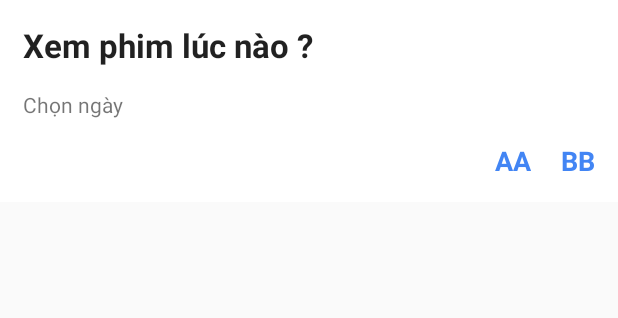
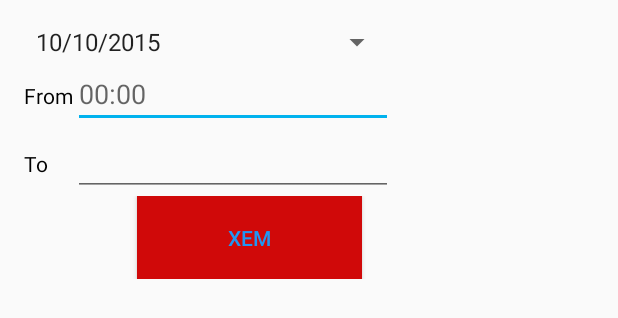
Before and after one commit to DatHT/FilmHCI, an Android app: the layout tab_search.xml on its own in the app's theme, with its tools: preview values and no code run, on a phone screen of 412 x 824 dp. Shown: the top 318 px of the screen. Run offline under Robolectric (Android 15) with nearby library versions, the phone set to English and light mode, and no system bars.

Commit message:
Add search layout

```diff
--- a/app/build.gradle
+++ b/app/build.gradle
@@ -6,7 +6,7 @@ android {
 
     defaultConfig {
         applicationId "com.fpt.hci.activity"
-        minSdkVersion 21
+        minSdkVersion 19
         targetSdkVersion 23
         versionCode 1
         versionName "1.0"
--- a/app/src/main/java/com/fpt/hci/adapter/ViewPageAdapter.java
+++ b/app/src/main/java/com/fpt/hci/adapter/ViewPageAdapter.java
@@ -5,7 +5,6 @@ import android.support.v4.app.FragmentManager;
 import android.support.v4.app.FragmentStatePagerAdapter;
 
 import com.fpt.hci.tabs.TabFilm;
-import com.fpt.hci.tabs.TabPromotion;
 import com.fpt.hci.tabs.TabSearch;
 
 /**
@@ -27,12 +26,9 @@ public class ViewPageAdapter extends FragmentStatePagerAdapter {
         if (position == 0) {
             TabFilm film = new TabFilm();
             return film;
-        }else if (position == 1) {
+        }else {
             TabSearch tabSearch = new TabSearch();
             return tabSearch;
-        }else {
-            TabPromotion tabPromotion = new TabPromotion();
-            return tabPromotion;
         }
 
     }
--- a/app/src/main/java/com/fpt/hci/tabs/TabPromotion.java
+++ /dev/null
@@ -1,21 +0,0 @@
-package com.fpt.hci.tabs;
-
-import android.os.Bundle;
-import android.support.annotation.Nullable;
-import android.support.v4.app.Fragment;
-import android.view.LayoutInflater;
-import android.view.View;
-import android.view.ViewGroup;
-
-import com.fpt.hci.activity.R;
-
-/**
- * Created by Daniel on 9/24/2015.
- */
-public class TabPromotion extends Fragment {
-    @Override
-    public View onCreateView(LayoutInflater inflater, @Nullable ViewGroup container, @Nullable Bundle savedInstanceState) {
-        View v = inflater.inflate(R.layout.tab_promotion, container, false);
-        return v;
-    }
-}
--- a/app/src/main/java/com/fpt/hci/tabs/TabSearch.java
+++ b/app/src/main/java/com/fpt/hci/tabs/TabSearch.java
@@ -1,11 +1,17 @@
 package com.fpt.hci.tabs;
 
+import android.app.ActionBar;
+import android.app.FragmentTransaction;
+import android.app.TabActivity;
+import android.content.Intent;
 import android.os.Bundle;
 import android.support.annotation.Nullable;
 import android.support.v4.app.Fragment;
 import android.view.LayoutInflater;
 import android.view.View;
 import android.view.ViewGroup;
+import android.widget.Button;
+import android.widget.TabHost;
 
 import com.fpt.hci.activity.R;
 
@@ -14,9 +20,17 @@ import com.fpt.hci.activity.R;
  */
 public class TabSearch extends Fragment {
 
+    Button btnSubmit;
     @Override
     public View onCreateView(LayoutInflater inflater, @Nullable ViewGroup container, @Nullable Bundle savedInstanceState) {
         View v = inflater.inflate(R.layout.tab_search, container, false);
+        btnSubmit = (Button) v.findViewById(R.id.btnSubmit);
+        btnSubmit.setOnClickListener(new View.OnClickListener() {
+            @Override
+            public void onClick(View v) {
+
+            }
+        });
         return v;
     }
 }
--- a/app/src/main/res/layout/tab_promotion.xml
+++ /dev/null
@@ -1,15 +0,0 @@
-<?xml version="1.0" encoding="utf-8"?>
-<RelativeLayout xmlns:android="http://schemas.android.com/apk/res/android"
-    android:layout_width="match_parent"
-    android:layout_height="match_parent">
-
-    <TextView
-        android:layout_width="wrap_content"
-        android:layout_height="wrap_content"
-        android:textAppearance="?android:attr/textAppearanceMedium"
-        android:text="You Are In Tab 3"
-        android:id="@+id/textView3"
-        android:layout_centerVertical="true"
-        android:layout_centerHorizontal="true" />
-
-</RelativeLayout>
--- a/app/src/main/res/layout/tab_search.xml
+++ b/app/src/main/res/layout/tab_search.xml
@@ -1,51 +1,110 @@
-<?xml version="1.0" encoding="utf-8"?>
-<LinearLayout xmlns:android="http://schemas.android.com/apk/res/android"
+<RelativeLayout xmlns:android="http://schemas.android.com/apk/res/android"
+    xmlns:tools="http://schemas.android.com/tools"
+    android:layout_width="match_parent"
+    android:layout_height="match_parent"
+    android:paddingBottom="@dimen/activity_vertical_margin"
+    android:paddingLeft="@dimen/activity_horizontal_margin"
+    android:paddingRight="@dimen/activity_horizontal_margin"
+    android:paddingTop="@dimen/activity_vertical_margin"
+
+    tools:context=".MainActivity">
+
+    <LinearLayout
+        android:layout_width="match_parent"
+        android:layout_height="match_parent"
+        android:layout_alignParentStart="true"
+        android:layout_alignParentTop="true"
+        android:orientation="vertical">
+
+        <TableLayout
+            android:layout_width="match_parent"
+            android:layout_height="wrap_content">
+
+            <TableRow
+                android:layout_width="wrap_content"
+                android:layout_height="wrap_content">
+
+                <Spinner
+                    android:id="@+id/currentDate"
+                    android:layout_width="match_parent"
+                    android:layout_height="fill_parent"
+                    android:layout_column="0"
+                    android:layout_span="2"
+                    android:entries="@array/date"/>
+
+            </TableRow>
+
+            <TableRow
+                android:layout_width="wrap_content"
+                android:layout_height="wrap_content">
+
+                <TextView
+                    android:layout_width="wrap_content"
+                    android:layout_height="wrap_content"
+                    android:text="From"
+                    android:textColor="@android:color/black"
+                    android:elevation="5dp"/>
+
+
+                <EditText android:id="@+id/input_email"
                     android:layout_width="match_parent"
                     android:layout_height="wrap_content"
-    android:orientation="vertical"
-    android:background="#ffffff"
-    android:padding="15dp" >
+
+                    android:hint="00:00" />
+
+
+            </TableRow>
+
+            <TableRow
+                android:layout_width="wrap_content"
+                android:layout_height="wrap_content">
 
                 <TextView
-        android:id="@+id/tvTitle"
                     android:layout_width="wrap_content"
                     android:layout_height="wrap_content"
-        android:text="Xem phim lúc nào ?"
-        android:textStyle="bold"
-        android:textAppearance="?android:attr/textAppearanceLarge" />
+                    android:text="To"
+                    android:textColor="@android:color/black"
+                    android:elevation="5dp"/>
 
-    <TextView
-        android:id="@+id/tvMessage"
+                <EditText
+                    android:id="@+id/txtTimeTo"
                     android:layout_width="wrap_content"
                     android:layout_height="wrap_content"
-        android:layout_marginTop="15dp"
-        android:text="Chọn ngày" />
+                    android:layout_column="1"
+                    android:ems="10"
+                    android:inputType="time" />
 
-    <LinearLayout
+            </TableRow>
+        </TableLayout>
+
+        <TableLayout
+            android:layout_width="match_parent"
+            android:layout_height="wrap_content">
+
+            <TableRow
+                android:layout_width="wrap_content"
+                android:layout_height="wrap_content">
+
+                <Button
+                    android:id="@+id/btnSubmit"
+                    android:layout_width="150dp"
+                    android:layout_height="55dp"
+                    android:layout_marginLeft="75dp"
+                    android:padding="5dip"
+                    android:textColor="#2196f3"
+                    android:text="Xem"
+                    android:background="#d00909" />
+
+            </TableRow>
+        </TableLayout>
+    </LinearLayout>
+
+    <DatePicker
+        android:id="@+id/datePicker"
         android:layout_width="wrap_content"
         android:layout_height="wrap_content"
-        android:layout_marginTop="15dp"
-        android:layout_gravity="right" >
-
-        <TextView
-            android:id="@+id/btnWifi"
-            android:layout_width="wrap_content"
-            android:layout_height="wrap_content"
-            android:layout_marginRight="20dp"
-            android:text="AA"
-            android:textStyle="bold"
-            android:textColor="#4285F4"
-            android:textAppearance="?android:attr/textAppearanceMedium" />
-
-        <TextView
-            android:id="@+id/btn3g"
-            android:layout_width="wrap_content"
-            android:layout_height="wrap_content"
-            android:text="BB"
-            android:textStyle="bold"
-            android:textColor="#4285F4"
-            android:textAppearance="?android:attr/textAppearanceMedium" />
-
-    </LinearLayout>
-
-</LinearLayout>
+        android:layout_alignParentStart="true"
+        android:layout_alignParentTop="true"
+        android:layout_marginStart="470dp"
+        android:layout_marginTop="98dp" />
+</RelativeLayout>
--- a/app/src/main/res/values/strings.xml
+++ b/app/src/main/res/values/strings.xml
@@ -24,4 +24,10 @@
 
 <!-- TODO: Remove or change this placeholder text -->
     <string name="hello_blank_fragment">Hello blank fragment</string>
+    <string-array name="date">
+        <item>10/10/2015</item>
+        <item>11/10/2015</item>
+        <item>12/10/2015</item>
+    </string-array>
+
 </resources>
```
Lines whose indentation alone changed are shown as unchanged.
